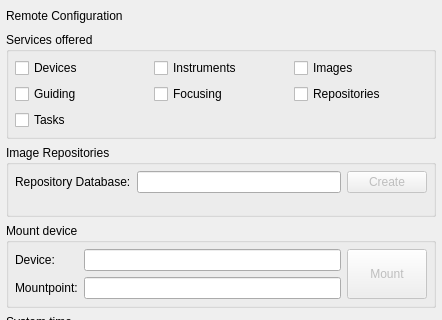
Above: gui/snowgui/main/configurationdialog.ui from AndreasFMueller/AstroPhotography before the change; both pictures show x 0 to 442 and y 0 to 320 of the 442 by 705 pixel window. Below: the same form after it.
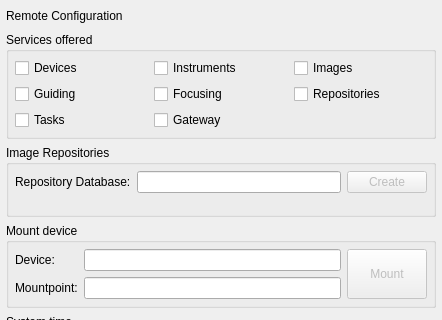
That is the form after the change. Custom widgets are drawn as their Qt base class.

Commit message: gateway skeleton implemented

```diff
--- a/gui/snowgui/main/configurationdialog.ui
+++ b/gui/snowgui/main/configurationdialog.ui
@@ -112,6 +112,13 @@
         </property>
        </widget>
       </item>
+      <item row="2" column="1">
+       <widget class="QCheckBox" name="gatewayCheckBox">
+        <property name="text">
+         <string>Gateway</string>
+        </property>
+       </widget>
+      </item>
      </layout>
     </widget>
    </item>
```
The commit also changes 17 other files.
